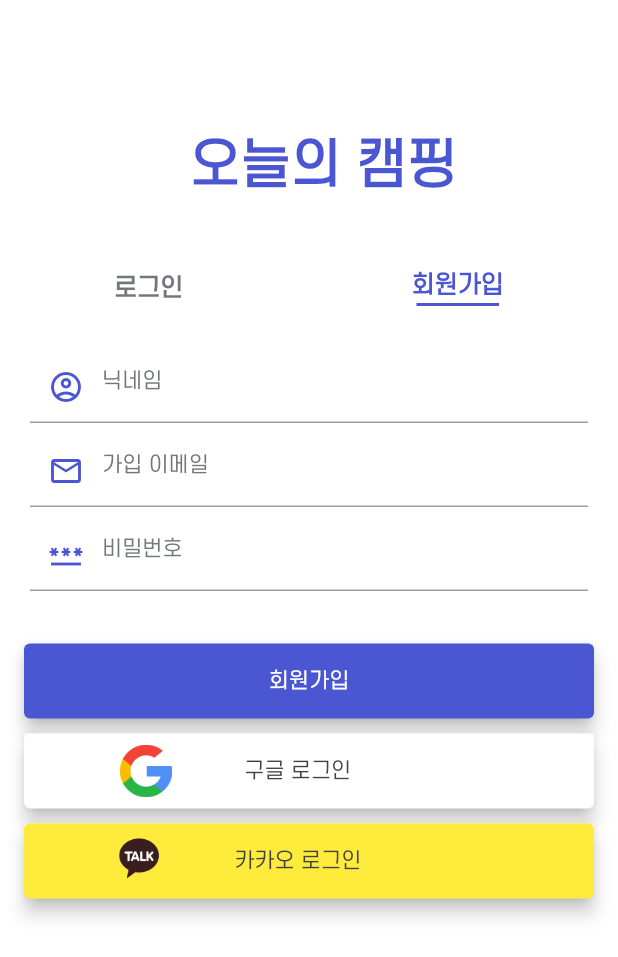
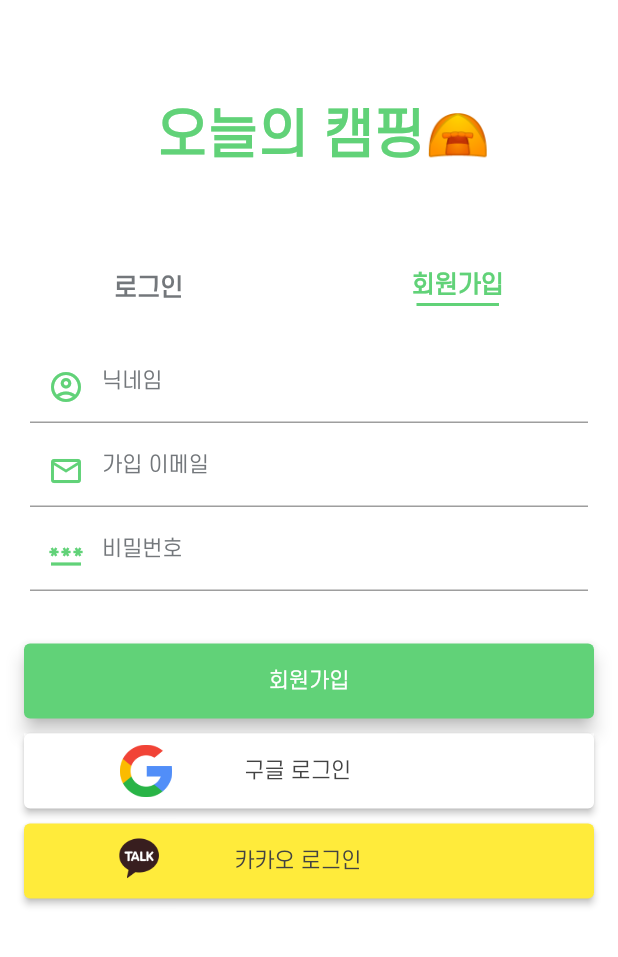
Before and after one commit to Uks98/camp_app, a Flutter app: the screen it shows after launch, on a phone screen of 412 x 824 dp. Shown: the top 957 px of the screen. Run offline on Flutter 3.47's test engine with Material 2 defaults, Android fonts, the phone set to English and light mode, and no system bars; our stand-ins replace carousel_slider, cloud_firestore, firebase_auth, firebase_core, firebase_database, firebase_storage and 13 more; missing offline and left inert: dart:ffi, kakao_flutter_sdk, kakao_flutter_sdk_user; accounts and stored records are empty.

Commit message:
스낵바 함수 리팩토링 및 ui수정

```diff
--- a/lib/color/color.dart
+++ b/lib/color/color.dart
@@ -2,7 +2,7 @@
 import 'dart:ui';
 
 class ColorBox{
-  static const Color backColor = Color(0xff4B56D2);
+  static const Color backColor = Color(0xff61D278);
   static const Color textColor = Color(0xff73777B);
   static const Color buttonColor = Color(0xffAAC4FF);
 }
--- a/lib/main.dart
+++ b/lib/main.dart
@@ -28,7 +28,7 @@ class MyApp extends StatelessWidget {
   // This widget is the root of your application.
   @override
   Widget build(BuildContext context) {
-    SystemChrome.setEnabledSystemUIOverlays([SystemUiOverlay.bottom]);
+    SystemChrome.setEnabledSystemUIOverlays([SystemUiOverlay.top]);
     return MaterialApp(
       debugShowCheckedModeBanner: false,
       builder: (context,child) => MediaQuery(data: MediaQuery.of(context).copyWith(textScaleFactor:1.0 ), child: child!),
--- a/lib/page/camp_mainPage.dart
+++ b/lib/page/camp_mainPage.dart
@@ -31,7 +31,7 @@ class _MainCampState extends State<MainCamp> {
 
   ];
   List <String> camp = ["카라반","글램핑","오토캠핑"];
-  List <String> recommendLocation = ["#반려견과 함께🐕", "#바다와 함께🌊", "#숲속을 걷자🌳","AI 캠핑 플래너🤖"];
+  List <String> recommendLocation = ["애견캠핑 🐕", "체험캠핑 🌊", "키즈캠핑 🐻","AI 캠핑 플래너🤖"];
   List<CampData> campList = [];
   CampApi campApi = CampApi();
   RecommendFilter recommendFilter = RecommendFilter();
--- a/lib/widget/widget_box.dart
+++ b/lib/widget/widget_box.dart
@@ -6,15 +6,25 @@ import '../color/color.dart';
 import '../service/Item.dart';
 
 class WidgetBox {
-  Widget loginContainer(
-      VoidCallback voidCallback, String title, String imagePath,Color color) {
+  //로그인 실패 시 발생하는 토스트 메세지
+  ScaffoldFeatureController<SnackBar, SnackBarClosedReason> loginSnackBar(
+      BuildContext context) {
+    return ScaffoldMessenger.of(context)
+        .showSnackBar(const SnackBar(
+      content: Text("이메일이나 패스워드를 확인해주세요."),
+      backgroundColor: ColorBox.backColor,
+    ),);
+  }
+
+Widget loginContainer(VoidCallback voidCallback, String title, String imagePath,
+    Color color) {
   return Container(
     color: Colors.white,
     width: 380,
     height: 50,
     child: ElevatedButton(
       onPressed: voidCallback,
-        style: ElevatedButton.styleFrom(elevation: 5, primary: color),
+      style: ElevatedButton.styleFrom(elevation: 2, primary: color),
       child: Row(
         mainAxisAlignment: MainAxisAlignment.spaceEvenly,
         children: [
@@ -42,7 +52,8 @@ class WidgetBox {
   );
 }
 
-  Widget campingListWidget(String imaUrl, String name, String location, String x,double width,double height) {
+Widget campingListWidget(String imaUrl, String name, String location, String x,
+    double width, double height) {
   return Stack(
     children: [
       Row(
@@ -190,7 +201,8 @@ class WidgetBox {
             print(x.toString());
             print(y.toString());
             Navigator.of(context).push(MaterialPageRoute(
-                builder: (context) => DetailPage(
+              builder: (context) =>
+                  DetailPage(
                       markData: LocationCampData(
                           campId1: campId.toString(),
                           campName1: campName.toString(),
@@ -274,12 +286,15 @@ class WidgetBox {
       });
 }
 
-  Widget userListTile(String title, String subtitle,VoidCallback callback){
+Widget userListTile(String title, String subtitle, VoidCallback callback) {
   return GestureDetector(
     onTap: callback,
     child: ListTile(
-        title: Text(title,style: TextStyle(fontSize: 16,fontWeight: FontWeight.bold,color: ColorBox.textColor),),
-        subtitle: Text(subtitle,style: TextStyle(color: Colors.grey[700],fontSize: 14),),
+      title: Text(title, style: TextStyle(fontSize: 16,
+          fontWeight: FontWeight.bold,
+          color: ColorBox.textColor),),
+      subtitle: Text(
+        subtitle, style: TextStyle(color: Colors.grey[700], fontSize: 14),),
     ),
   );
 }
```
Also changed, not shown: lib/page/login_signup_page.dart (+12 -28 lines). Lines whose indentation alone changed are shown as unchanged.
